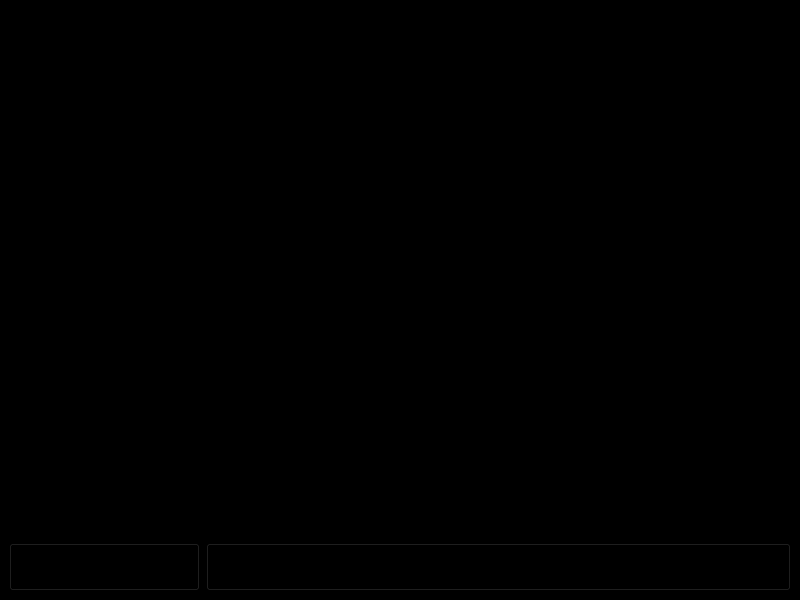
Old version of the form transaction_upi.ui in the repository acmpesuecc/GrowPal.
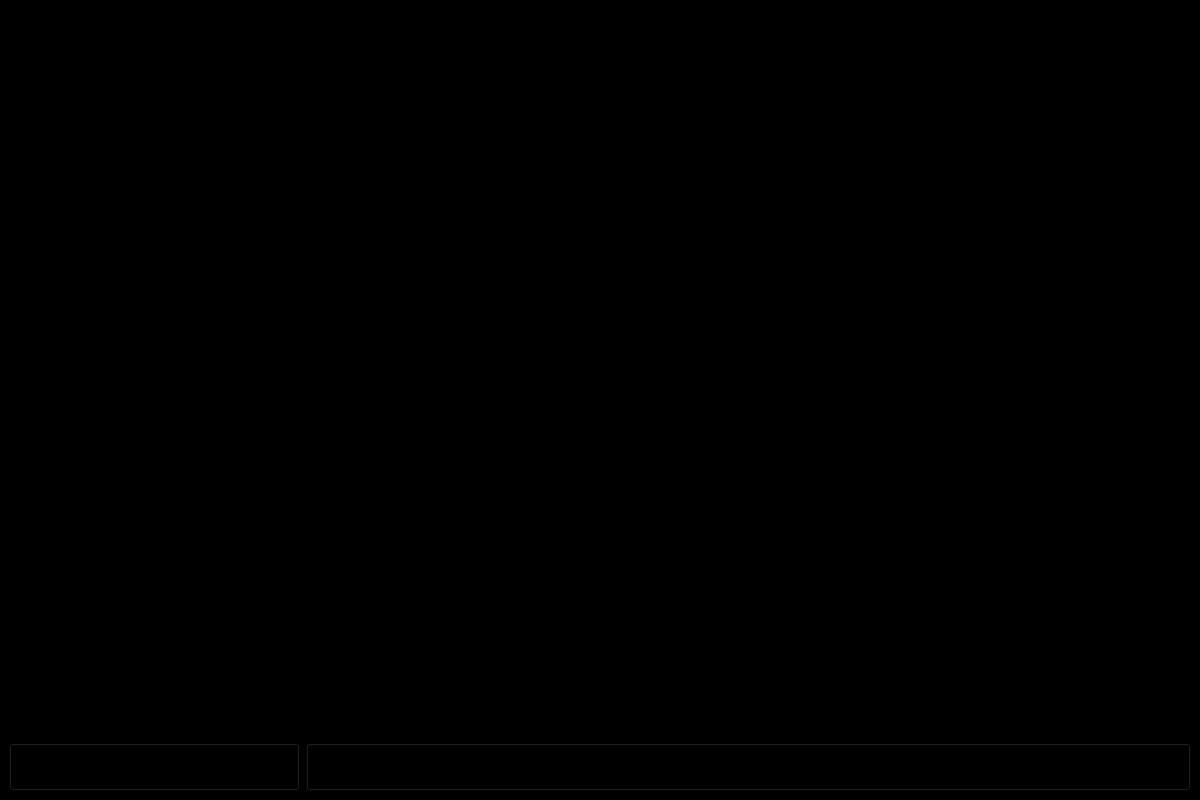
New version of the form. Icons and pictures are not drawn.

What changed in the file:
```diff
--- a/transaction_upi.ui
+++ b/transaction_upi.ui
@@ -6,10 +6,22 @@
    <rect>
     <x>0</x>
     <y>0</y>
-    <width>800</width>
-    <height>600</height>
+    <width>1200</width>
+    <height>800</height>
    </rect>
   </property>
+  <property name="minimumSize">
+   <size>
+    <width>1200</width>
+    <height>800</height>
+   </size>
+  </property>
+  <property name="maximumSize">
+   <size>
+    <width>1200</width>
+    <height>800</height>
+   </size>
+  </property>
   <property name="windowTitle">
    <string>MainWindow</string>
   </property>
```
